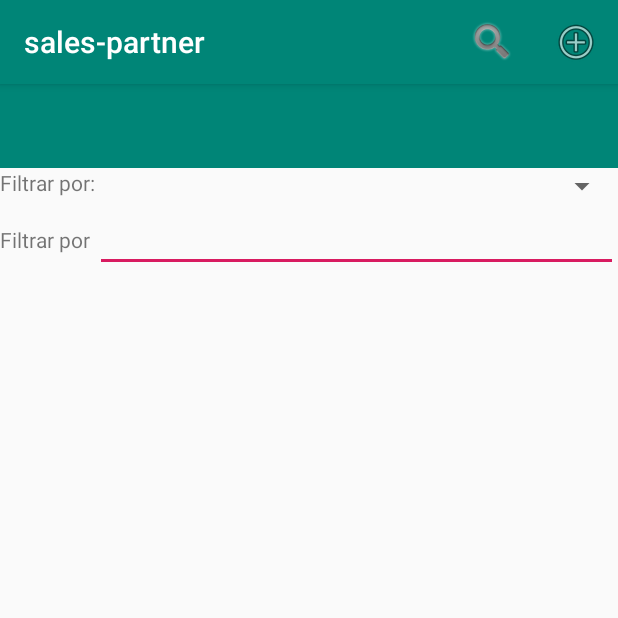
After one commit to tlacloc/sales-partner, an Android app: the ClientsActivity screen opened directly, with no data from a screen before it, on a phone screen of 412 x 824 dp, the top half of it. The commit adds this screen. Run offline under Robolectric (Android 15) with nearby library versions, the phone set to English and light mode, and no system bars.

Commit message:
- se agrego clients activity y xml

```diff
--- a/app/src/main/AndroidManifest.xml
+++ b/app/src/main/AndroidManifest.xml
@@ -9,7 +9,8 @@
         android:roundIcon="@mipmap/ic_launcher_round"
         android:supportsRtl="true"
         android:theme="@style/AppTheme">
-        <activity android:name=".ProductsActivity"></activity>
+        <activity android:name=".ClientsActivity"></activity>
+        <activity android:name=".ProductsActivity" />
         <activity android:name=".MainActivity">
             <intent-filter>
                 <action android:name="android.intent.action.MAIN" />
--- /dev/null
+++ b/app/src/main/java/com/example/sales_partner/ClientsActivity.java
@@ -0,0 +1,69 @@
+package com.example.sales_partner;
+
+import android.support.v7.app.AppCompatActivity;
+import android.os.Bundle;
+import android.view.ContextMenu;
+import android.view.Menu;
+import android.view.MenuItem;
+import android.view.View;
+import android.widget.Toast;
+
+import com.example.sales_partner.model.Category;
+
+public class ClientsActivity extends AppCompatActivity {
+
+    @Override
+    protected void onCreate(Bundle savedInstanceState) {
+        super.onCreate(savedInstanceState);
+        setContentView(R.layout.activity_clients);
+
+
+    }
+
+    //GENERATE TOOLBAR MENU
+    @Override
+    public boolean onCreateOptionsMenu(Menu menu) {
+        getMenuInflater().inflate(R.menu.clients_menu_toolbar, menu);
+        return super.onCreateOptionsMenu(menu);
+    }
+
+
+    // SEARCH BUTTON ACTION
+    @Override
+    public boolean onOptionsItemSelected(MenuItem item) {
+        switch (item.getItemId()) {
+            case R.id.search_menu_item:
+
+                return true;
+
+            case R.id.add_menu_item:
+
+                return true;
+
+            default:
+                return super.onOptionsItemSelected(item);
+        }
+    }
+
+    @Override
+    public void onCreateContextMenu(ContextMenu menu, View v, ContextMenu.ContextMenuInfo menuInfo) {
+        super.onCreateContextMenu(menu, v, menuInfo);
+        getMenuInflater().inflate(R.menu.clients_menu_toolbar, menu);
+    }
+
+    @Override
+    public boolean onContextItemSelected(MenuItem item) {
+        switch (item.getItemId()) {
+            case R.id.search_menu_item:
+
+                return true;
+
+            case R.id.add_menu_item:
+
+                return true;
+
+            default:
+                return super.onOptionsItemSelected(item);
+        }
+    }
+}
--- /dev/null
+++ b/app/src/main/res/layout/activity_clients.xml
@@ -0,0 +1,55 @@
+<?xml version="1.0" encoding="utf-8"?>
+<LinearLayout xmlns:android="http://schemas.android.com/apk/res/android"
+    xmlns:app="http://schemas.android.com/apk/res-auto"
+    xmlns:tools="http://schemas.android.com/tools"
+    android:layout_width="match_parent"
+    android:layout_height="match_parent"
+    android:orientation="vertical"
+    tools:context=".ClientsActivity">
+
+    <android.support.v7.widget.Toolbar
+        android:id="@+id/toolbarClients"
+        android:layout_width="match_parent"
+        android:layout_height="wrap_content"
+        android:background="?attr/colorPrimary"
+        android:minHeight="?attr/actionBarSize"
+        android:theme="?attr/actionBarTheme" />
+    <LinearLayout
+        android:layout_width="match_parent"
+        android:layout_height="wrap_content">
+
+        <TextView
+            android:layout_width="wrap_content"
+            android:layout_height="wrap_content"
+            android:text="Filtrar por: "/>
+        <Spinner
+            android:id="@+id/Spnrclients"
+            android:layout_width="match_parent"
+            android:layout_height="wrap_content">
+
+        </Spinner>
+    </LinearLayout>
+
+    <LinearLayout
+        android:layout_width="match_parent"
+        android:layout_height="wrap_content">
+        <TextView
+            android:layout_width="wrap_content"
+            android:layout_height="wrap_content"
+            android:text="Filtrar por "/>
+        <EditText
+            android:id="@+id/clientSearchTxt"
+            android:layout_width="match_parent"
+            android:layout_height="wrap_content" />
+
+    </LinearLayout>
+
+    <ListView
+        android:id="@+id/clientList"
+        android:scrollbars="vertical"
+        android:layout_width="match_parent"
+        android:layout_height="match_parent">
+
+    </ListView>
+
+</LinearLayout>
--- /dev/null
+++ b/app/src/main/res/menu/clients_menu_toolbar.xml
@@ -0,0 +1,15 @@
+<?xml version="1.0" encoding="utf-8"?>
+<menu xmlns:android="http://schemas.android.com/apk/res/android"
+    xmlns:app="http://schemas.android.com/apk/res-auto">
+
+    <item
+        android:id="@+id/search_menu_item"
+        android:icon="@android:drawable/ic_search_category_default"
+        android:title="Search"
+        app:showAsAction="always" />
+    <item
+        android:id="@+id/add_menu_item"
+        app:showAsAction="always"
+        android:icon="@android:drawable/ic_menu_add"
+        android:title="Add" />
+</menu>
--- a/app/src/main/res/values/strings.xml
+++ b/app/src/main/res/values/strings.xml
@@ -2,7 +2,7 @@
     <string name="app_name">sales-partner</string>
 
     <string-array name="spiiner">
-        <item >
+        <item>
             1
         </item>
         <item>
```
Also changed, not shown: app/src/main/res/layout/spinner_checkbox_item.xml (added, +20 -0 lines).
